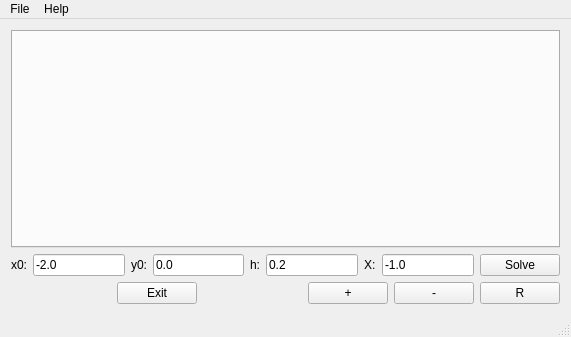
Before: the Qt Designer form mainwindow.ui in war-and-peace/diffEq, drawn with Qt 5.
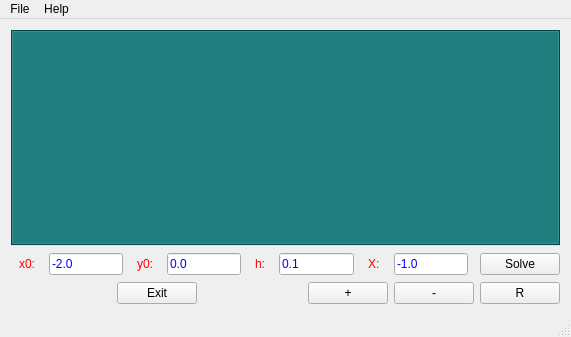
After: the same form once the commit is applied.

What changed in the file:
```diff
--- a/mainwindow.ui
+++ b/mainwindow.ui
@@ -25,12 +25,22 @@
 	color: blue;
 }
 
-background: darkblue;</string>
+MainWindow{
+	background-color: #0e1111;
+}</string>
   </property>
   <widget class="QWidget" name="centralWidget">
    <layout class="QVBoxLayout" name="verticalLayout">
     <item>
      <widget class="QTabWidget" name="tabWidget">
+      <property name="autoFillBackground">
+       <bool>false</bool>
+      </property>
+      <property name="styleSheet">
+       <string notr="true">QTabWidget{
+	background-color: #006666;
+}</string>
+      </property>
       <property name="currentIndex">
        <number>-1</number>
       </property>
@@ -79,7 +89,7 @@
       <item>
        <widget class="QLineEdit" name="lineEdit_3">
         <property name="text">
-         <string>0.2</string>
+         <string>0.1</string>
         </property>
        </widget>
       </item>
@@ -97,6 +107,19 @@
         </property>
        </widget>
       </item>
+      <item>
+       <spacer name="horizontalSpacer">
+        <property name="orientation">
+         <enum>Qt::Horizontal</enum>
+        </property>
+        <property name="sizeHint" stdset="0">
+         <size>
+          <width>40</width>
+          <height>20</height>
+         </size>
+        </property>
+       </spacer>
+      </item>
       <item>
        <widget class="QPushButton" name="Solve">
         <property name="text">
```
